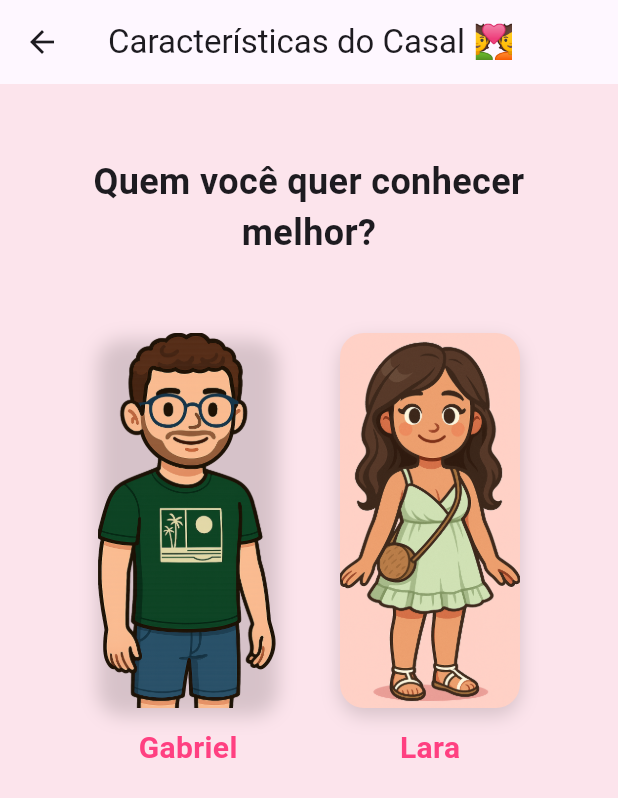
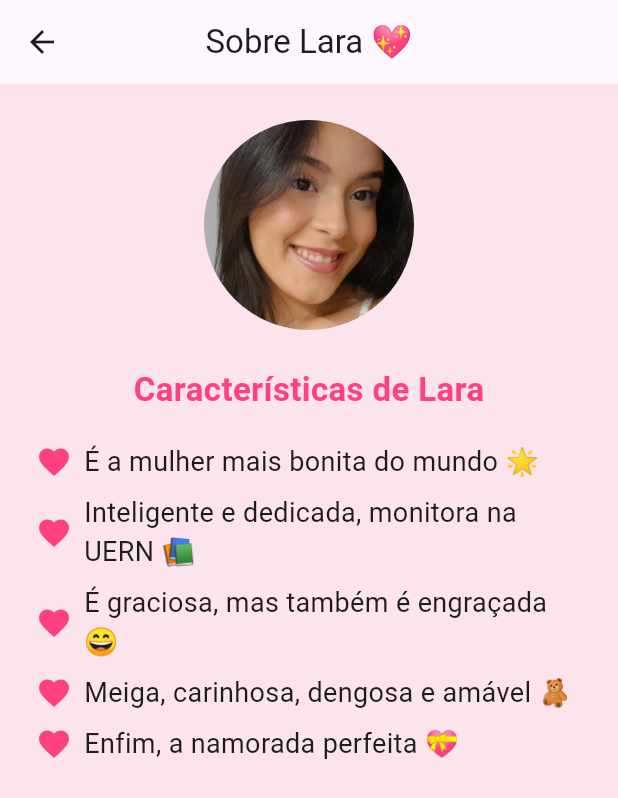
Before and after one commit to G1Azevedo/presente, a Flutter app: the CaracteristicasCasalPage screen opened directly, after a tap on "Lara", on a phone screen of 412 x 824 dp. Shown: the top 798 px of the screen. Run offline on Flutter 3.47's test engine with Material 3 defaults, Android fonts, the phone set to English and light mode, and no system bars; Roboto replaces fonts that are missing (Georgia, Sans).

```diff
--- a/lib/pages/caracteristicas_casal_page.dart
+++ b/lib/pages/caracteristicas_casal_page.dart
@@ -1,4 +1,6 @@
 import 'package:flutter/material.dart';
+import 'lara_page.dart';
+import 'gabriel_page.dart';
 
 class CaracteristicasCasalPage extends StatelessWidget {
   const CaracteristicasCasalPage({super.key});
@@ -9,10 +11,12 @@ class CaracteristicasCasalPage extends StatelessWidget {
       appBar: AppBar(
         title: const Text('Características do Casal 💑'),
         centerTitle: true,
+        backgroundColor: Colors.pinkAccent,
       ),
       body: Padding(
         padding: const EdgeInsets.all(24.0),
         child: Column(
+          crossAxisAlignment: CrossAxisAlignment.center,
           children: [
             const SizedBox(height: 24),
             const Text(
@@ -22,26 +26,39 @@ class CaracteristicasCasalPage extends StatelessWidget {
                 fontSize: 24,
                 fontWeight: FontWeight.bold,
                 fontFamily: 'Georgia',
+                color: Colors.pinkAccent,
               ),
             ),
             const SizedBox(height: 50),
+            // Cards de Gabriel e Lara
             Row(
-              mainAxisAlignment: MainAxisAlignment.spaceEvenly,
+              mainAxisAlignment: MainAxisAlignment.center,
               children: [
                 _buildPersonCard(
                   context,
                   nome: 'Gabriel',
                   imagem: 'assets/images/gabriel.jpg',
                   onTap: () {
-                    // Navigator.push(context, MaterialPageRoute(builder: (_) => const GabrielPage()));
+                    Navigator.push(
+                      context,
+                      MaterialPageRoute(
+                        builder: (_) => const GabrielPage(),
+                      ),
+                    );
                   },
                 ),
+                const SizedBox(width: 24), // Espaçamento entre os cards
                 _buildPersonCard(
                   context,
                   nome: 'Lara',
                   imagem: 'assets/images/lara.jpg',
                   onTap: () {
-                    // Navigator.push(context, MaterialPageRoute(builder: (_) => const LaraPage()));
+                    Navigator.push(
+                      context,
+                      MaterialPageRoute(
+                        builder: (_) => const LaraPage(),
+                      ),
+                    );
                   },
                 ),
               ],
@@ -65,7 +82,6 @@ class CaracteristicasCasalPage extends StatelessWidget {
               borderRadius: BorderRadius.circular(16),
               boxShadow: [
                 BoxShadow(
-                  // ignore: deprecated_member_use
                   color: Colors.black.withOpacity(0.15),
                   blurRadius: 10,
                   offset: const Offset(0, 5),
--- /dev/null
+++ b/lib/pages/lara_page.dart
@@ -0,0 +1,67 @@
+import 'package:flutter/material.dart';
+
+class LaraPage extends StatelessWidget {
+  const LaraPage({super.key});
+
+  @override
+  Widget build(BuildContext context) {
+    return Scaffold(
+      appBar: AppBar(
+        title: const Text('Sobre Lara 💖'),
+        centerTitle: true,
+      ),
+      body: Padding(
+        padding: const EdgeInsets.all(24.0),
+        child: Column(
+          crossAxisAlignment: CrossAxisAlignment.center,
+          children: [
+            const CircleAvatar(
+              radius: 70,
+              backgroundImage: AssetImage('assets/images/lara1.jpg'),
+            ),
+            const SizedBox(height: 24),
+            const Text(
+              'Características de Lara',
+              style: TextStyle(
+                fontSize: 22,
+                fontWeight: FontWeight.bold,
+                color: Colors.pinkAccent,
+              ),
+            ),
+            const SizedBox(height: 16),
+            const CharacteristicItem(text: 'É a mulher mais bonita do mundo 🌟'),
+            const CharacteristicItem(text: 'Inteligente e dedicada, monitora na UERN 📚'),
+            const CharacteristicItem(text: 'É graciosa, mas também é engraçada 😄'),
+            const CharacteristicItem(text: 'Meiga, carinhosa, dengosa e amável 🧸'),
+            const CharacteristicItem(text: 'Enfim, a namorada perfeita 💝'),
+          ],
+        ),
+      ),
+    );
+  }
+}
+
+class CharacteristicItem extends StatelessWidget {
+  final String text;
+
+  const CharacteristicItem({super.key, required this.text});
+
+  @override
+  Widget build(BuildContext context) {
+    return Padding(
+      padding: const EdgeInsets.symmetric(vertical: 4.0),
+      child: Row(
+        children: [
+          const Icon(Icons.favorite, color: Colors.pinkAccent),
+          const SizedBox(width: 8),
+          Expanded(
+            child: Text(
+              text,
+              style: const TextStyle(fontSize: 18),
+            ),
+          ),
+        ],
+      ),
+    );
+  }
+}
```
Also changed, not shown: lib/pages/gabriel_page.dart (added, +67 -0 lines), assets/images/gabriel1.jpg (added), assets/images/lara.jpg, assets/images/lara1.jpg (added).
